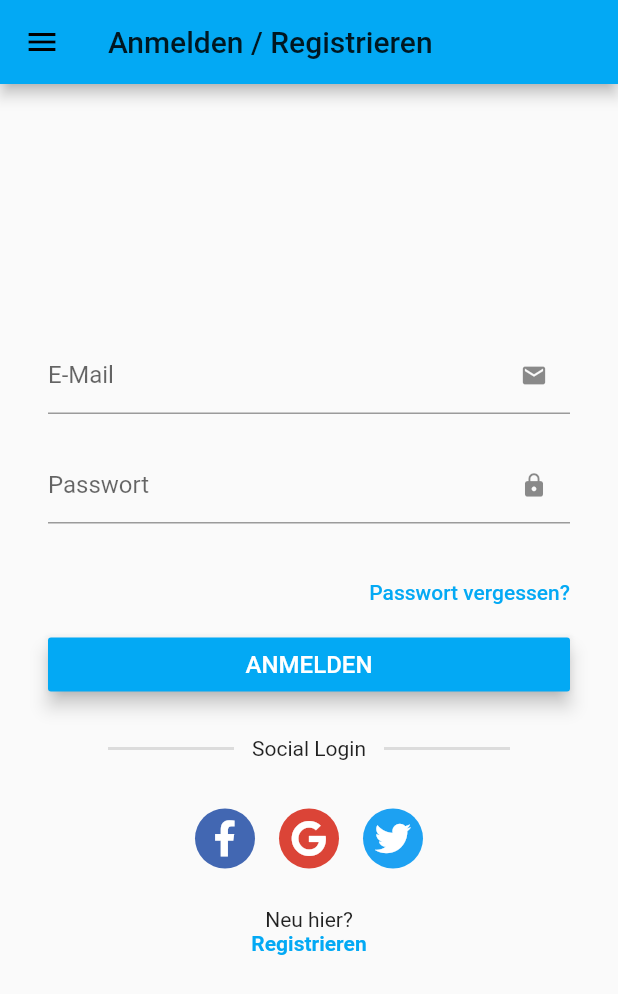
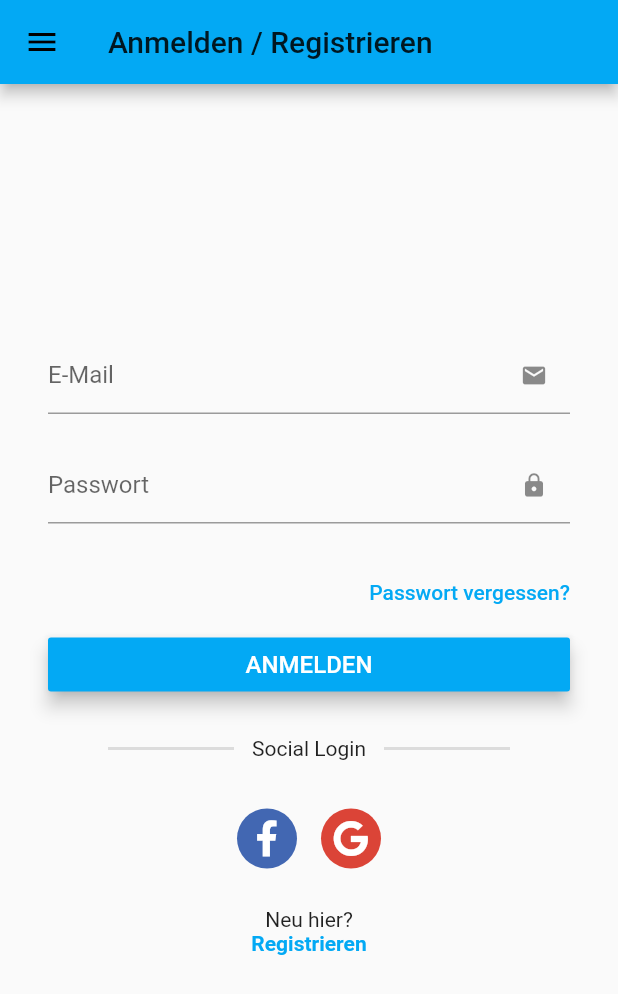
Before and after one commit to michelengelen/straight-pool-sheet, a Flutter app: the LoginSignup widget shown alone on an empty page, opened directly, on a phone screen of 412 x 824 dp. Shown: the top 994 px of the screen. Run offline on Flutter 3.47's test engine with Material 2 defaults, Android fonts, the phone set to English and light mode, and no system bars; our stand-ins replace cached_network_image, firebase_auth, flushbar, flutter_redux, font_awesome_flutter, google_sign_in and 3 more; missing offline and left inert: flutter_facebook_login; accounts and stored records are empty.

Commit message:
removed twitter login method due to no working support of OAuth package

```diff
--- a/lib/constants/keys.dart
+++ b/lib/constants/keys.dart
@@ -13,8 +13,3 @@ class Keys {
   static const Key loginScreen = Key('__loginScreen__');
   static const Key newGameScreen = Key('__newGameScreen__');
 }
-
-class TwitterKeys {
-  static const String apiKey = 'e42XGF32i3a7DwA8v0HX3naJr';
-  static const String apiSecret = 'pQsTYillhWqxgSlZgZefpujnSk22gq1KFWRJCF6skKBYczXHjE';
-}
--- a/lib/redux/auth/auth_middleware.dart
+++ b/lib/redux/auth/auth_middleware.dart
@@ -145,9 +145,6 @@ Middleware<RootState> _signInUserSocial(GlobalKey navigatorKey) {
         case 'G':
           authResponse = await auth.handleGoogleLogin(context);
           break;
-        case 'T':
-          authResponse = await auth.handleTwitterLogin(context);
-          break;
         default:
           authResponse = AuthResponse(
             user: null,
--- a/lib/screens/login.dart
+++ b/lib/screens/login.dart
@@ -151,25 +151,6 @@ class _LoginSignupState extends State<LoginSignup> with SingleTickerProviderStat
             widget.onSignInSocial(context, 'G');
           },
           backgroundColor: CustomColors.google,
-        ),
-      );
-    }
-
-    Widget showTwitterLoginButton() {
-      return Padding(
-        padding: const EdgeInsets.all(4),
-        child: FloatingActionButton(
-          heroTag: 'twitter_login_hero',
-          mini: true,
-          elevation: 0,
-          child: Icon(
-            FontAwesomeIcons.twitter,
-            color: Colors.white,
-          ),
-          onPressed: () {
-            widget.onSignInSocial(context, 'T');
-          },
-          backgroundColor: CustomColors.twitter,
         ),
       );
     }
@@ -332,7 +313,6 @@ class _LoginSignupState extends State<LoginSignup> with SingleTickerProviderStat
         children: <Widget>[
           showFacebookLoginButton(),
           showGoogleLoginButton(),
-          showTwitterLoginButton(),
         ],
       );
     }
```
Also changed, not shown: lib/services/auth.dart (+0 -42 lines), 1 other file.
